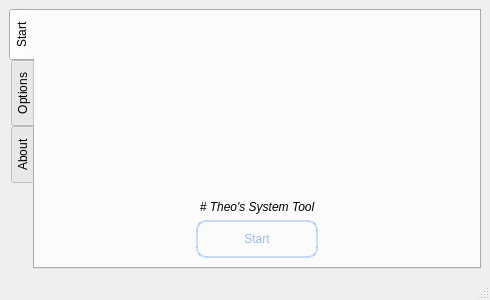
the0cp/windows-troubleshooter, file systest.ui: the form before one commit.
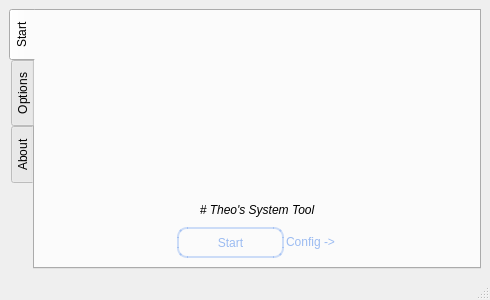
The form after the commit. Icons and pictures are not drawn.

```diff
--- a/systest.ui
+++ b/systest.ui
@@ -45,7 +45,10 @@
        <attribute name="title">
         <string>Start</string>
        </attribute>
-       <layout class="QVBoxLayout" name="verticalLayout">
+       <layout class="QVBoxLayout" name="verticalLayout" stretch="4,1">
+        <property name="spacing">
+         <number>0</number>
+        </property>
         <item>
          <layout class="QHBoxLayout" name="horizontalLayout_3">
           <item>
@@ -76,7 +79,13 @@
          </layout>
         </item>
         <item>
-         <layout class="QVBoxLayout" name="verticalLayout_2" stretch="1,3">
+         <layout class="QVBoxLayout" name="verticalLayout_2" stretch="1,5">
+          <property name="spacing">
+           <number>0</number>
+          </property>
+          <property name="sizeConstraint">
+           <enum>QLayout::SetFixedSize</enum>
+          </property>
           <item>
            <widget class="QLabel" name="label_st">
             <property name="text">
@@ -85,7 +94,10 @@
            </widget>
           </item>
           <item>
-           <layout class="QHBoxLayout" name="horizontalLayout_2" stretch="10,8,10">
+           <layout class="QHBoxLayout" name="horizontalLayout_2" stretch="10,8,2,10">
+            <property name="spacing">
+             <number>0</number>
+            </property>
             <item>
              <spacer name="horizontalSpacer">
               <property name="orientation">
@@ -107,6 +119,12 @@
                 <verstretch>0</verstretch>
                </sizepolicy>
               </property>
+              <property name="minimumSize">
+               <size>
+                <width>107</width>
+                <height>31</height>
+               </size>
+              </property>
               <property name="maximumSize">
                <size>
                 <width>150</width>
@@ -131,6 +149,26 @@
               </property>
              </widget>
             </item>
+            <item>
+             <widget class="QPushButton" name="pushButton">
+              <property name="styleSheet">
+               <string notr="true">QPushButton{
+     border-radius: 10px;
+     border: 2px solid rgba(8, 90, 228, 0);
+     background:transparent;
+     color:rgba(8, 90, 228, 100);
+ }
+ 
+ QPushButton:hover {
+    color:rgba(8, 90, 228, 70);
+ }
+</string>
+              </property>
+              <property name="text">
+               <string>Config -&gt;</string>
+              </property>
+             </widget>
+            </item>
             <item>
              <spacer name="horizontalSpacer_2">
               <property name="orientation">
```
Left out of the diff: 3 changed lines with no effect on the pictures.
